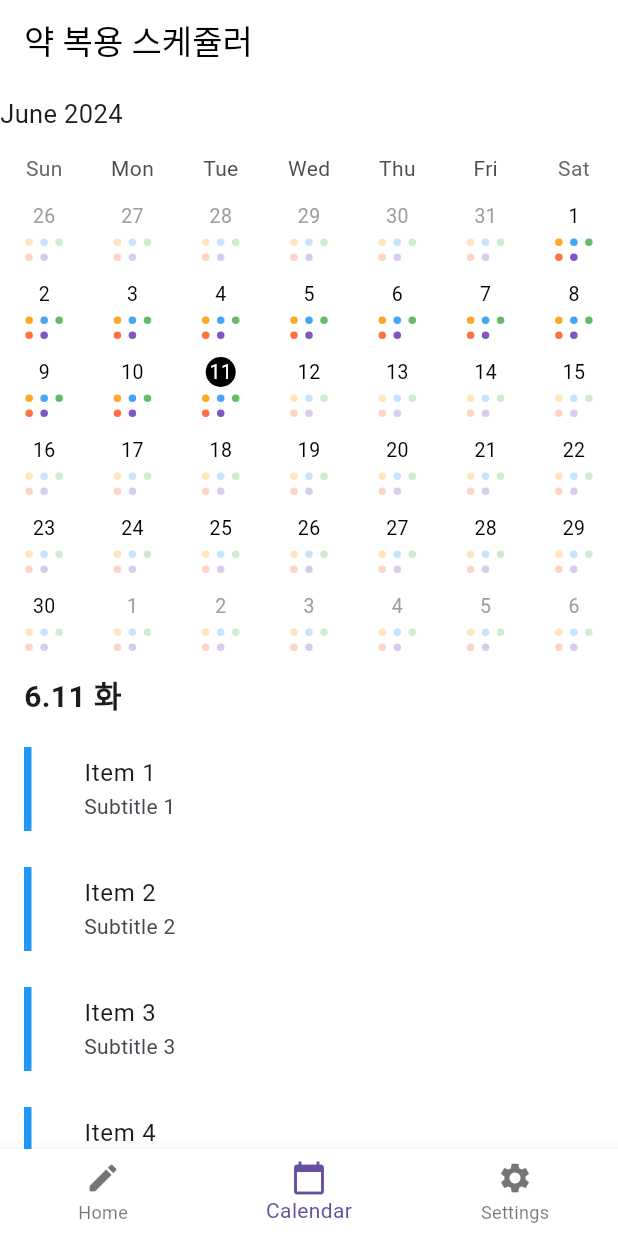
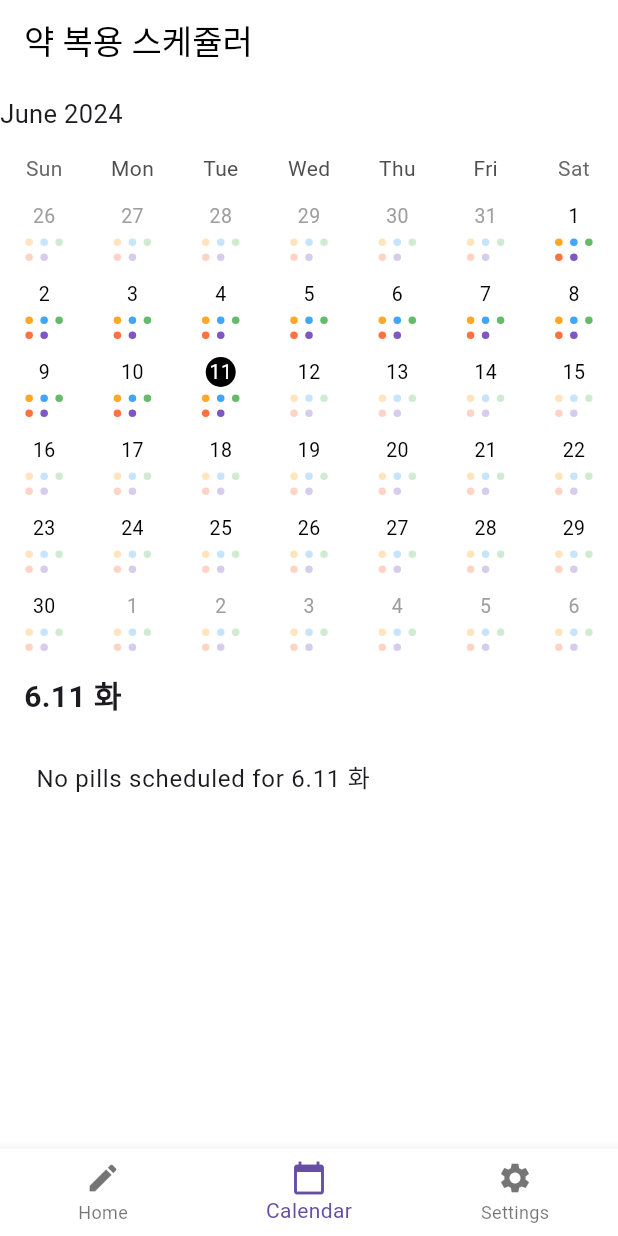
Before and after one commit to suojae3/MedicineScheduler, a Flutter app: the screen it shows after launch, swiped to page 2, on a phone screen of 412 x 824 dp. Run offline on Flutter 3.47's test engine with Material 3 defaults, Android fonts, the phone set to English and light mode, and no system bars; drawn by our look-alikes of table_calendar; our stand-ins replace cloud_firestore, firebase_auth, firebase_messaging; accounts and stored records are empty.

```diff
--- a/flutter_drug_schedular/lib/main_dev.dart
+++ b/flutter_drug_schedular/lib/main_dev.dart
@@ -1,15 +1,23 @@
 import 'package:flutter/material.dart';
 import 'package:flutter_drug_schedular/global.dart';
 import 'package:flutter_drug_schedular/presentation/pages/add_pill_screen.dart';
-import 'package:flutter_drug_schedular/presentation/pages/test_calednar.dart';
+import 'package:flutter_drug_schedular/presentation/pages/test_calendar.dart';
+import 'package:flutter_drug_schedular/presentation/pages/test_calendar.dart';
 import 'package:flutter_drug_schedular/presentation/pages/meditime_screen.dart';
+import 'package:provider/provider.dart';
+import 'package:flutter_drug_schedular/presentation/providers/pill_provider.dart';
 
 void main() {
   Global.baseURL = "https://flutter_drug_schedular/dev/";
-  runApp(testMyApp());
+  runApp(
+    ChangeNotifierProvider(
+      create: (context) => PillProvider(),
+      child: MyApp(),
+    ),
+  );
 }
 
-class testMyApp extends StatelessWidget {
+class MyApp extends StatelessWidget {
   @override
   Widget build(BuildContext context) {
     return MaterialApp(
--- a/flutter_drug_schedular/lib/presentation/pages/test_calednar.dart
+++ b/flutter_drug_schedular/lib/presentation/pages/test_calendar.dart
@@ -2,6 +2,9 @@ import 'package:flutter/material.dart';
 import 'package:table_calendar/table_calendar.dart';
 import 'package:intl/intl.dart';
 import 'package:intl/date_symbol_data_local.dart';
+import 'package:provider/provider.dart';
+import 'package:flutter_drug_schedular/presentation/providers/pill_provider.dart';
+import 'package:flutter_drug_schedular/domain/entities/pill.dart';
 
 class TestCalendar extends StatelessWidget {
   const TestCalendar({super.key});
@@ -35,14 +38,17 @@ class _CalendarPageState extends State<CalendarPage> {
 
   @override
   Widget build(BuildContext context) {
+    final pillProvider = Provider.of<PillProvider>(context);
     String formattedDate = DateFormat('M.dd E', 'ko_KR').format(_selectedDay ?? DateTime.now());
 
+    List<Pill> pillsForSelectedDay = pillProvider.getPillsForDay(_selectedDay ?? DateTime.now());
+
     return Scaffold(
-      backgroundColor: Colors.white,  // Scaffold의 배경색을 흰색으로 설정
+      backgroundColor: Colors.white,
       appBar: AppBar(
-        backgroundColor: Colors.white,  // AppBar의 배경색을 흰색으로 설정
-        title: const Text('약 복용 스케쥴러', style: TextStyle(color: Colors.black)),  // 텍스트 색상도 설정
-        iconTheme: IconThemeData(color: Colors.black),  // 아이콘 색상도 설정
+        backgroundColor: Colors.white,
+        title: const Text('약 복용 스케쥴러', style: TextStyle(color: Colors.black)),
+        iconTheme: IconThemeData(color: Colors.black),
       ),
       body: Column(
         children: [
@@ -60,27 +66,7 @@ class _CalendarPageState extends State<CalendarPage> {
             ),
           ),
           Expanded(
-            child: ListView.builder(
-              padding: EdgeInsets.zero,
-              itemCount: 10,
-              itemBuilder: (context, index) {
-                return Padding(
-                  padding: const EdgeInsets.symmetric(horizontal: 8.0, vertical: 4.0),
-                  child: Container(
-                    color: Colors.white,  // ListView 아이템 배경색을 흰색으로 설정
-                    child: ListTile(
-                      contentPadding: EdgeInsets.symmetric(horizontal: 8.0),
-                      leading: Container(
-                        width: 5.0,
-                        color: Colors.blue,
-                      ),
-                      title: Text('Item ${index + 1}'),
-                      subtitle: Text('Subtitle ${index + 1}'),
-                    ),
-                  ),
-                );
-              },
-            ),
+            child: _buildPillList(pillsForSelectedDay, formattedDate),
           ),
         ],
       ),
@@ -133,6 +119,43 @@ class _CalendarPageState extends State<CalendarPage> {
         defaultBuilder: (context, date, _) => CustomDayWidget(date: date, isFuture: date.isAfter(DateTime.now())),
         outsideBuilder: (context, date, _) => CustomDayWidget(date: date, isOutside: true, isFuture: date.isAfter(DateTime.now())),
       ),
+    );
+  }
+
+  Widget _buildPillList(List<Pill> pills, String date) {
+    return ListView.builder(
+      padding: EdgeInsets.zero,
+      itemCount: pills.isEmpty ? 1 : pills.length,
+      itemBuilder: (context, index) {
+        if (pills.isEmpty) {
+          return Padding(
+            padding: const EdgeInsets.symmetric(horizontal: 8.0, vertical: 4.0),
+            child: Container(
+              color: Colors.white,
+              child: ListTile(
+                title: Text('No pills scheduled for $date'),
+              ),
+            ),
+          );
+        } else {
+          final pill = pills[index];
+          return Padding(
+            padding: const EdgeInsets.symmetric(horizontal: 8.0, vertical: 4.0),
+            child: Container(
+              color: Colors.white,
+              child: ListTile(
+                contentPadding: EdgeInsets.symmetric(horizontal: 8.0),
+                leading: Container(
+                  width: 5.0,
+                  color: pill.color,
+                ),
+                title: Text(pill.name),
+                subtitle: Text(pill.description),
+              ),
+            ),
+          );
+        }
+      },
     );
   }
 }
--- a/flutter_drug_schedular/lib/presentation/providers/pill_provider.dart
+++ b/flutter_drug_schedular/lib/presentation/providers/pill_provider.dart
@@ -0,0 +1,57 @@
+import 'package:flutter/material.dart';
+import 'package:flutter_drug_schedular/domain/entities/pill.dart';
+
+class PillProvider with ChangeNotifier {
+  final List<Pill> _todayPills = [
+    Pill(
+      name: '루테인',
+      time: DateTime(2024, 6, 12, 13, 0),  // 2024년 6월 12일 오후 1:00
+      period: '오후 1:00',
+      cycle: '오후 2:30',
+      description: '셀렉스',
+      color: Colors.blue,
+      imagePath: 'assets/test-pills.png',
+    ),
+    Pill(
+      name: '멀티비타민',
+      time: DateTime(2024, 6, 13, 19, 0),  // 2024년 6월 12일 오후 7:00
+      period: '오후 7:00',
+      cycle: '',
+      description: '센트롬 우먼',
+      color: Colors.yellow,
+      imagePath: 'assets/test-pills.png',
+    ),
+    Pill(
+      name: 'SSRI',
+      time: DateTime(2024, 6, 12, 19, 0),  // 2024년 6월 12일 오후 7:00
+      period: '오후 7:00',
+      cycle: '',
+      description: '항우울제',
+      color: Colors.grey,
+      imagePath: 'assets/test-pills.png',
+    ),
+  ];
+
+  final List<Pill> _allPills = [];
+
+  PillProvider() {
+    // Initialize _allPills with _todayPills for demonstration
+    _allPills.addAll(_todayPills);
+  }
+
+  List<Pill> get todayPills => _todayPills;
+  List<Pill> get allPills => _allPills;
+
+  void addPill(Pill pill) {
+    _allPills.add(pill);
+    notifyListeners();
+  }
+
+  List<Pill> getPillsForDay(DateTime day) {
+    return _allPills.where((pill) {
+      return pill.time.year == day.year &&
+          pill.time.month == day.month &&
+          pill.time.day == day.day;
+    }).toList()..sort((a, b) => a.time.compareTo(b.time));
+  }
+}
--- a/flutter_drug_schedular/pubspec.yaml
+++ b/flutter_drug_schedular/pubspec.yaml
@@ -19,6 +19,7 @@ dependencies:
   firebase_auth: ^4.19.6
   table_calendar: ^3.1.1
   intl: ^0.19.0
+  provider: ^6.1.2
 
 
 dev_dependencies:
```
Also changed, not shown: flutter_drug_schedular/lib/presentation/pages/meditime_screen.dart (+12 -39 lines).
